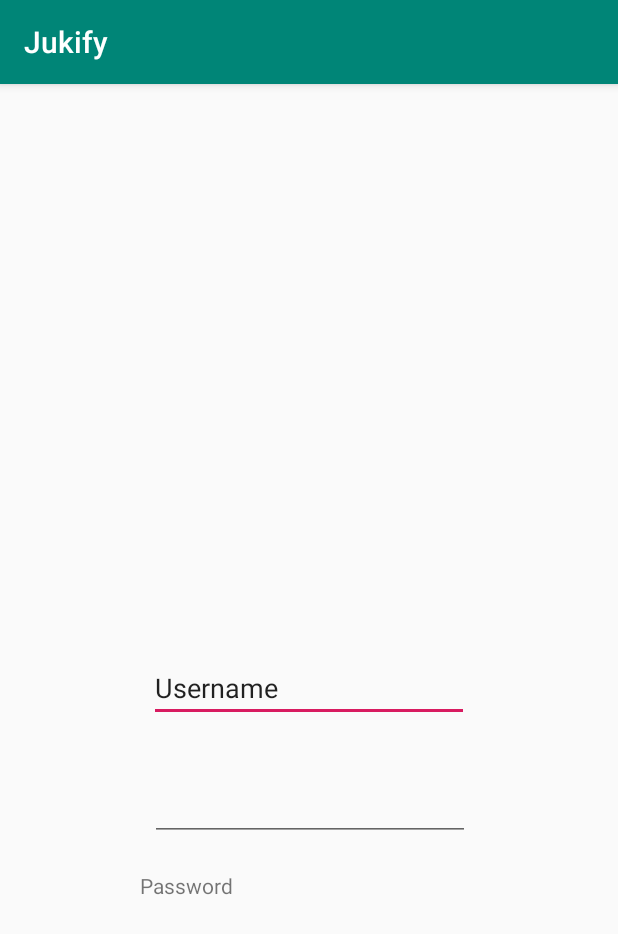
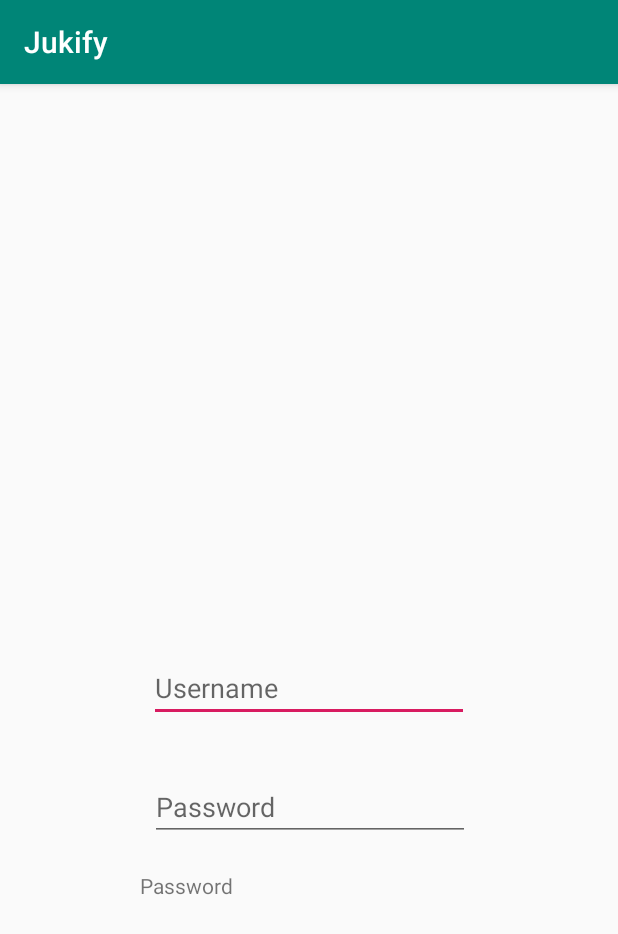
Before and after one commit to rtorres678/Jukify, an Android app: the screen it shows after launch (Login), on a phone screen of 412 x 824 dp. Shown: the top 934 px of the screen. Run offline under Robolectric (Android 15) with nearby library versions, the phone set to English and light mode, and no system bars.

Commit message:
added hints to text fields

```diff
--- a/app/src/main/res/layout/activity_login.xml
+++ b/app/src/main/res/layout/activity_login.xml
@@ -29,8 +29,8 @@
         android:layout_marginRight="8dp"
         android:layout_marginBottom="8dp"
         android:ems="10"
+        android:hint="Username"
         android:inputType="textPersonName"
-        android:text="Username"
         app:layout_constraintBottom_toTopOf="@+id/editText2"
         app:layout_constraintEnd_toEndOf="parent"
         app:layout_constraintStart_toStartOf="parent"
@@ -47,6 +47,7 @@
         android:layout_marginRight="8dp"
         android:layout_marginBottom="20dp"
         android:ems="10"
+        android:hint="Password"
         android:inputType="textPassword"
         app:layout_constraintBottom_toTopOf="@+id/textView"
         app:layout_constraintEnd_toEndOf="parent"
--- a/build.gradle
+++ b/build.gradle
@@ -7,7 +7,7 @@ buildscript {
         jcenter()
     }
     dependencies {
-        classpath 'com.android.tools.build:gradle:3.2.0-rc02'
+        classpath 'com.android.tools.build:gradle:3.2.0'
 
 
         // NOTE: Do not place your application dependencies here; they belong
```
